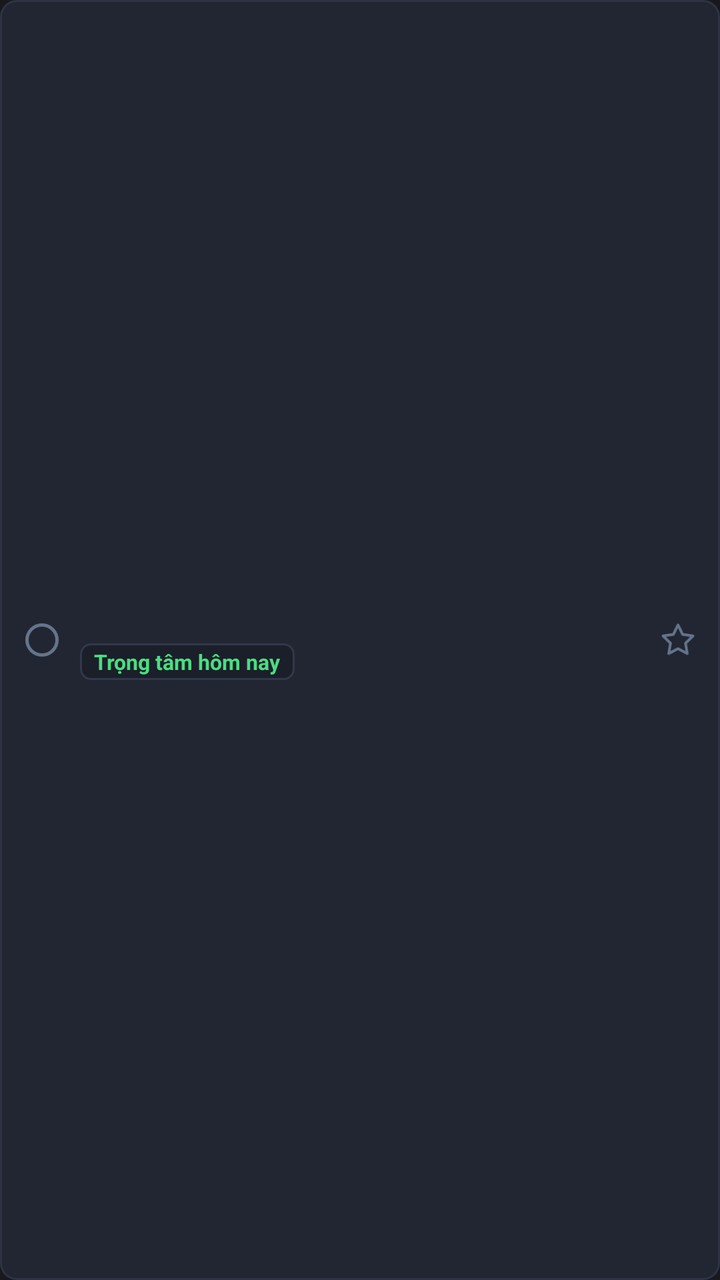
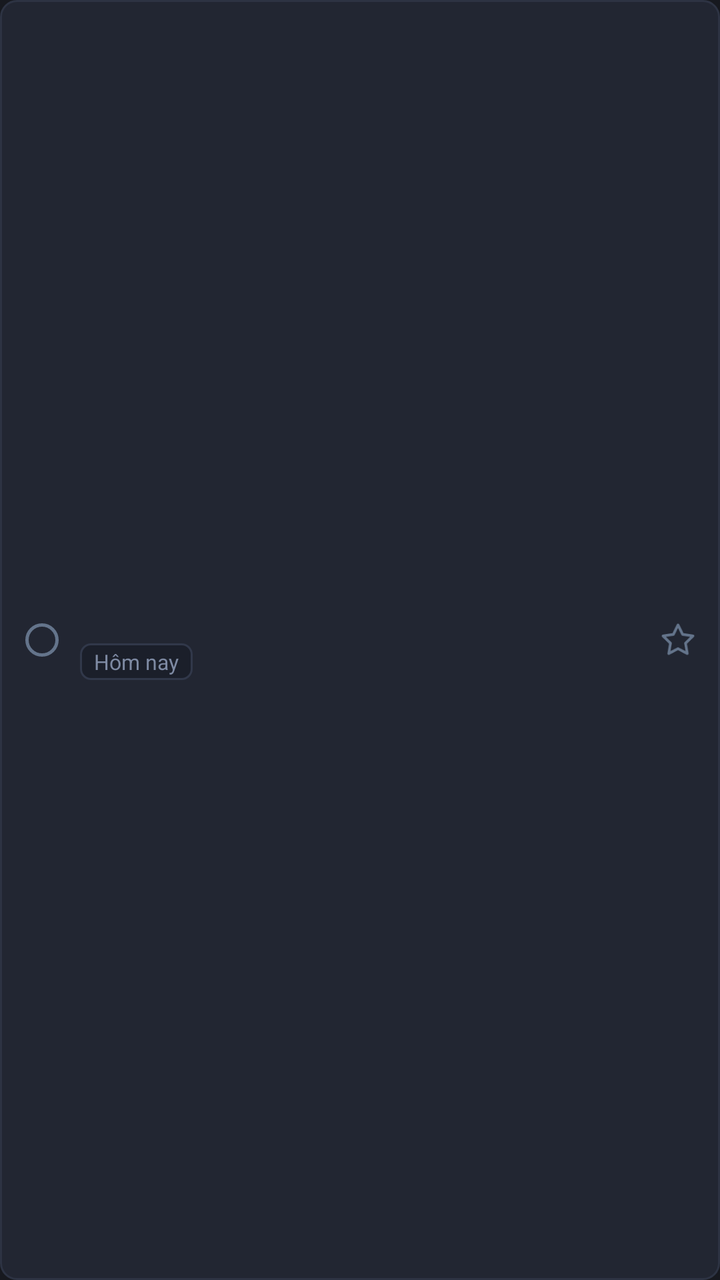

Compare the two renders of this Android layout. The source of the first and the diff that turns it into the second are given below.
<!-- AndroidManifest.xml: application theme Theme.ObsidianQuick -->
<!-- res/layout/widget_item_task.xml -->
<?xml version="1.0" encoding="utf-8"?>
<LinearLayout xmlns:android="http://schemas.android.com/apk/res/android"
    android:id="@+id/wt_row_root"
    android:layout_width="match_parent"
    android:layout_height="wrap_content"
    android:background="@drawable/widget_row_bg"
    android:gravity="center_vertical"
    android:orientation="horizontal"
    android:paddingStart="5dp"
    android:paddingTop="7dp"
    android:paddingEnd="5dp"
    android:paddingBottom="7dp">

    <ImageView
        android:id="@+id/wt_check"
        android:layout_width="32dp"
        android:layout_height="32dp"
        android:padding="6dp"
        android:scaleType="fitCenter"
        android:src="@drawable/ic_w_check_off" />

    <LinearLayout
        android:id="@+id/wt_body_box"
        android:layout_width="0dp"
        android:layout_height="wrap_content"
        android:layout_marginStart="3dp"
        android:layout_weight="1"
        android:orientation="vertical">

        <TextView
            android:id="@+id/wt_text"
            android:layout_width="match_parent"
            android:layout_height="wrap_content"
            android:ellipsize="end"
            android:lineSpacingExtra="1.5dp"
            android:maxLines="2"
            android:textColor="#EDF1F8"
            android:textSize="13sp" />

        <LinearLayout
            android:layout_width="match_parent"
            android:layout_height="wrap_content"
            android:layout_marginTop="4dp"
            android:gravity="center_vertical"
            android:orientation="horizontal">

            <TextView
                android:id="@+id/wt_group_chip"
                android:layout_width="wrap_content"
                android:layout_height="wrap_content"
                android:background="@drawable/widget_tag_chip_neutral_bg"
                android:ellipsize="end"
                android:maxWidth="145dp"
                android:paddingStart="7dp"
                android:paddingTop="2dp"
                android:paddingEnd="7dp"
                android:paddingBottom="2dp"
                android:singleLine="true"
                android:text="Trọng tâm hôm nay"
                android:textColor="#4ADE80"
                android:textSize="10.5sp"
                android:textStyle="bold" />

            <TextView
                android:id="@+id/wt_remind_chip"
                android:layout_width="wrap_content"
                android:layout_height="wrap_content"
                android:layout_marginStart="5dp"
                android:background="@drawable/widget_tag_chip_bg"
                android:ellipsize="end"
                android:maxWidth="115dp"
                android:paddingStart="6dp"
                android:paddingTop="2dp"
                android:paddingEnd="6dp"
                android:paddingBottom="2dp"
                android:singleLine="true"
                android:textColor="#38BDF8"
                android:textSize="10sp"
                android:textStyle="bold"
                android:visibility="gone" />
        </LinearLayout>
    </LinearLayout>

    <ImageView
        android:id="@+id/wt_star"
        android:layout_width="32dp"
        android:layout_height="32dp"
        android:layout_marginStart="3dp"
        android:padding="7dp"
        android:scaleType="fitCenter"
        android:src="@drawable/ic_w_star_off" />

</LinearLayout>
<!-- resources referenced by this layout -->
<resources>
  <!-- drawable ic_w_check_off (drawable) -->
  <?xml version="1.0" encoding="utf-8"?>
  <vector xmlns:android="http://schemas.android.com/apk/res/android"
      android:width="18dp"
      android:height="18dp"
      android:viewportWidth="24"
      android:viewportHeight="24">
      <path
          android:fillColor="#00000000"
          android:strokeColor="#64748B"
          android:strokeWidth="2.0"
          android:pathData="M12,3a9,9 0 1,1 0,18a9,9 0 1,1 0,-18z" />
  </vector>
  <!-- drawable ic_w_star_off (drawable) -->
  <?xml version="1.0" encoding="utf-8"?>
  <vector xmlns:android="http://schemas.android.com/apk/res/android"
      android:width="16dp"
      android:height="16dp"
      android:viewportWidth="24"
      android:viewportHeight="24">
      <path
          android:fillColor="#00000000"
          android:strokeColor="#64748B"
          android:strokeWidth="1.8"
          android:strokeLineJoin="round"
          android:pathData="M12,2l3.09,6.26L22,9.27l-5,4.87 1.18,6.88L12,17.77l-6.18,3.25L7,14.14 2,9.27l6.91,-1.01L12,2z" />
  </vector>
  <!-- drawable widget_row_bg (drawable) -->
  <?xml version="1.0" encoding="utf-8"?>
  <shape xmlns:android="http://schemas.android.com/apk/res/android" android:shape="rectangle">
      <solid android:color="#222632" />
      <stroke android:width="1dp" android:color="#2D3343" />
      <corners android:radius="8dp" />
  </shape>
  <!-- drawable widget_tag_chip_bg (drawable) -->
  <?xml version="1.0" encoding="utf-8"?>
  <shape xmlns:android="http://schemas.android.com/apk/res/android" android:shape="rectangle">
      <solid android:color="#1E2B3E" />
      <stroke android:width="1dp" android:color="#2F4666" />
      <corners android:radius="5dp" />
  </shape>
  <!-- drawable widget_tag_chip_neutral_bg (drawable) -->
  <?xml version="1.0" encoding="utf-8"?>
  <shape xmlns:android="http://schemas.android.com/apk/res/android" android:shape="rectangle">
      <solid android:color="#1B1F2A" />
      <stroke android:width="1dp" android:color="#31384A" />
      <corners android:radius="5dp" />
  </shape>
  <style name="Theme.ObsidianQuick" parent="Theme.AppCompat.NoActionBar">
          <item name="android:statusBarColor">#17191F</item>
          <item name="android:navigationBarColor">#1D2028</item>
          <item name="android:windowLightStatusBar">false</item>
          <item name="android:windowBackground">#17191F</item>
      </style>
</resources>

<!-- the commit's change to res/layout/widget_item_task.xml (unified diff, before → after) -->
@@ -56,10 +56,9 @@
                 android:paddingEnd="7dp"
                 android:paddingBottom="2dp"
                 android:singleLine="true"
-                android:text="Trọng tâm hôm nay"
-                android:textColor="#4ADE80"
-                android:textSize="10.5sp"
-                android:textStyle="bold" />
+                android:text="Hôm nay"
+                android:textColor="#7E8AA3"
+                android:textSize="10.5sp" />
 
             <TextView
                 android:id="@+id/wt_remind_chip"
